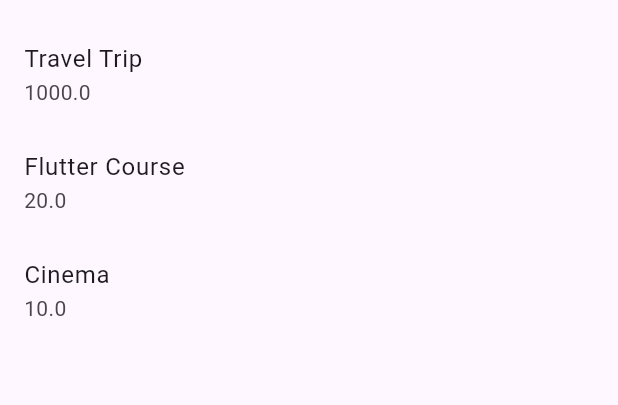
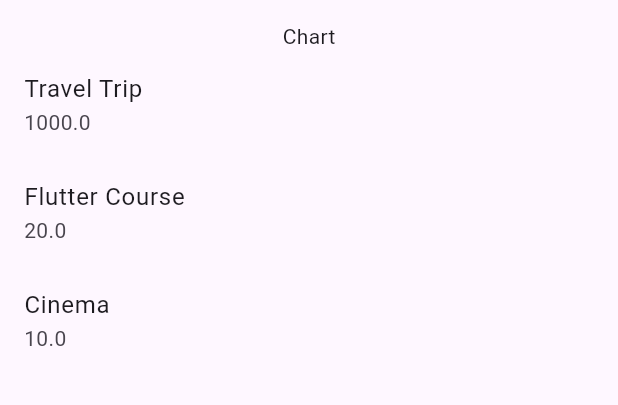
Before and after one commit to ClementPeter/flutter_maximillian, a Flutter app: the screen it shows after launch, on a phone screen of 412 x 824 dp, the part 63-468 px from its top. Run offline on Flutter 3.47's test engine with Material 2 defaults, Android fonts, the phone set to English and light mode, and no system bars; our stand-ins replace google_fonts.

Commit message:
💰expense_tracker

```diff
--- a/expense_tracker/lib/expenses.dart
+++ b/expense_tracker/lib/expenses.dart
@@ -48,7 +48,11 @@ class _ExpensesState extends State<Expenses> {
         //   children:
         //       _registeredExpense.map((expense) => Text(expense.title)).toList(),
         // ),
-      body: ExpenseList(expense: _registeredExpense),
-    );
+        body: Column(
+          children: [
+            Text('Chart'),
+            Expanded(child: ExpenseList(expense: _registeredExpense)),
+          ],
+        ));
   }
 }
```
Lines whose indentation alone changed are shown as unchanged.
